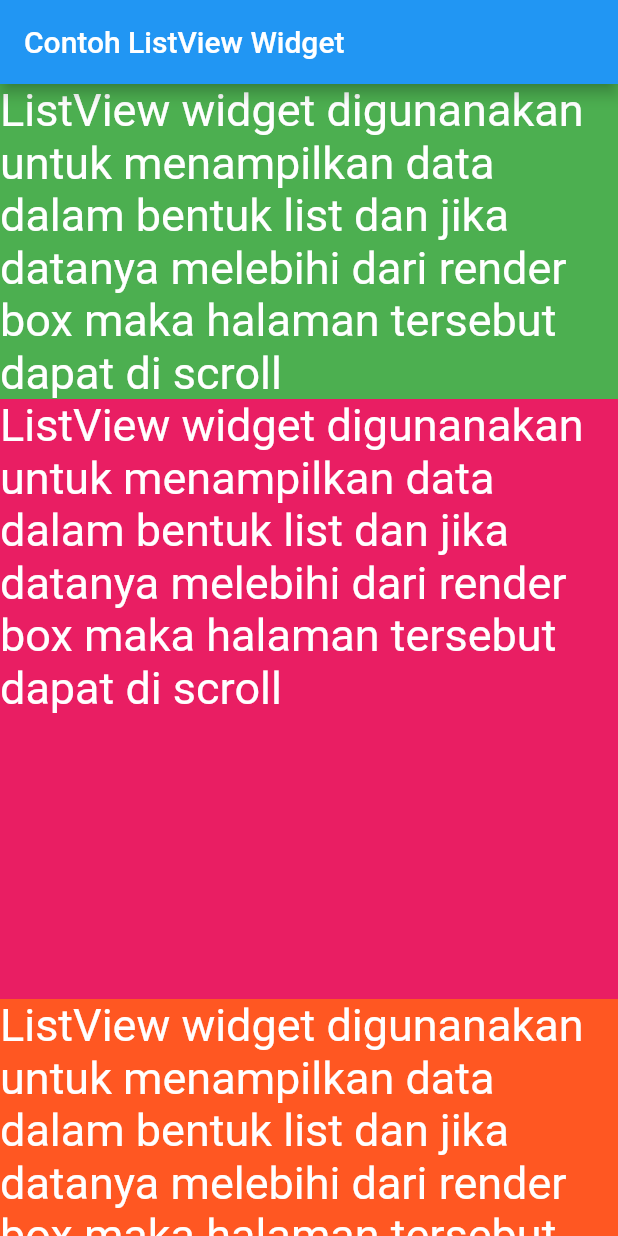
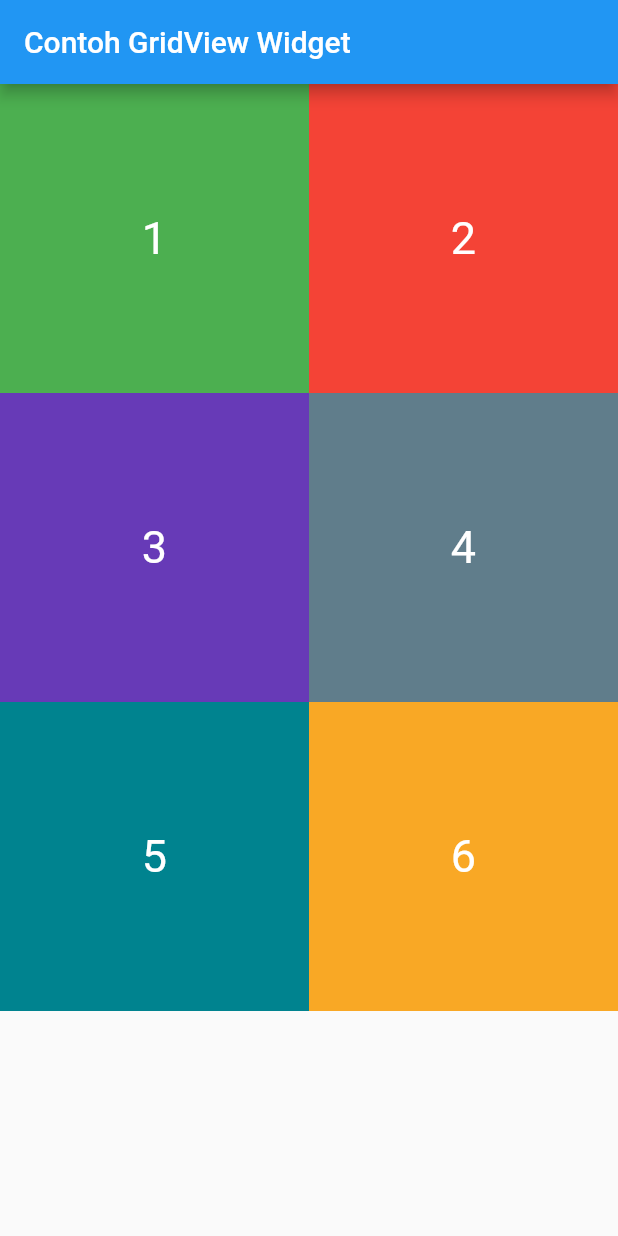
Before and after one commit to Rasyid-Renaldi/flutter-fundamental, a Flutter app: the screen it shows after launch, on a phone screen of 412 x 824 dp. Run offline on Flutter 3.47's test engine with Material 2 defaults, Android fonts, the phone set to English and light mode, and no system bars.

Commit message:
Update GridView Widget

```diff
--- a/flutter_app1/lib/main.dart
+++ b/flutter_app1/lib/main.dart
@@ -10,33 +10,50 @@ class MyApp extends StatelessWidget {
   @override
   Widget build(BuildContext context) {
     return MaterialApp(
-      debugShowCheckedModeBanner: false,
+      // debugShowCheckedModeBanner: false,
       home: Scaffold(
-        appBar: AppBar(title: const Text("Contoh ListView Widget"),
+        appBar: AppBar(title: const Text("Contoh GridView Widget"),
         ),
-        body: ListView(
-          children: <Widget>[
+        body: GridView.count(
+          crossAxisCount: 2,
+          children: <Widget> [
             Container(
               color: Colors.green,
-              alignment: Alignment.topLeft,
-              child: const Text("ListView widget digunanakan untuk menampilkan data dalam bentuk list dan jika datanya melebihi dari render box maka halaman tersebut dapat di scroll",
-              style: TextStyle(
-                  fontSize: 30,
-                  color: Colors.white
-                  ),
-                  ),
+              alignment: Alignment.center,
+              child:const Text("1", style: TextStyle(fontSize: 30, color: Colors.white)),
             ),
-            Container(
-              color: Colors.pink,
-              alignment: Alignment.topLeft,
-              child: const Text("ListView widget digunanakan untuk menampilkan data dalam bentuk list dan jika datanya melebihi dari render box maka halaman tersebut dapat di scroll", style: TextStyle(fontSize: 30, color: Colors.white)),
+            Container (
+              color: Colors.red,
+              alignment: Alignment.center,
+              child:const Text("2", style: TextStyle(fontSize: 30, color: Colors.white)),
               height: 400.0,
               width: 300.0,
             ),
             Container(
-              color: Colors.deepOrange,
-              alignment: Alignment.topLeft,
-              child: const Text("ListView widget digunanakan untuk menampilkan data dalam bentuk list dan jika datanya melebihi dari render box maka halaman tersebut dapat di scroll", style: TextStyle(fontSize: 30, color: Colors.white)),
+              color: Colors.deepPurple,
+              alignment: Alignment.center,
+              child: const Text("3", style: TextStyle(fontSize: 30, color: Colors.white)),
+              height: 200.0,
+              width: 200.0,
+            ),
+            Container(
+              color: Colors.blueGrey,
+              alignment: Alignment.center,
+              child: const Text("4", style: TextStyle(fontSize:30, color: Colors.white)),
+              height: 200.0,
+              width: 200.0,
+            ),
+             Container(
+              color: Colors.cyan[800],
+              alignment: Alignment.center,
+              child: const Text("5", style: TextStyle(fontSize:30, color: Colors.white)),
+              height: 200.0,
+              width: 200.0,
+             ),
+              Container(
+              color: Colors.yellow[800],
+              alignment: Alignment.center,
+              child: const Text("6", style: TextStyle(fontSize:30, color: Colors.white)),
               height: 200.0,
               width: 200.0,
             ),
```
